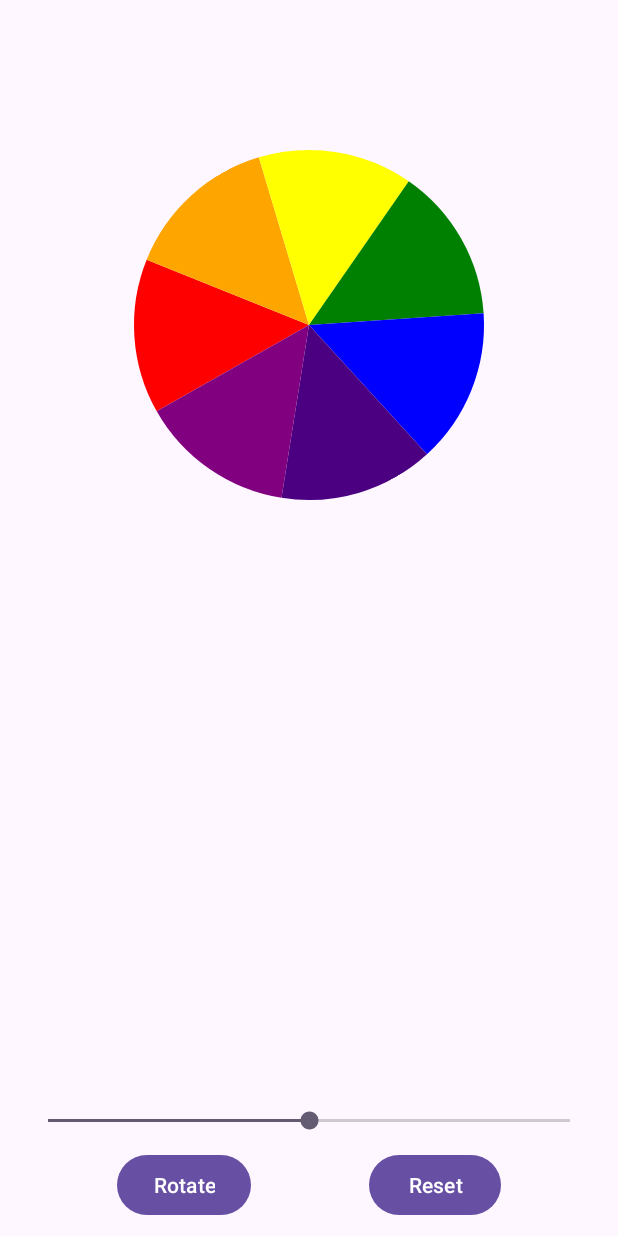
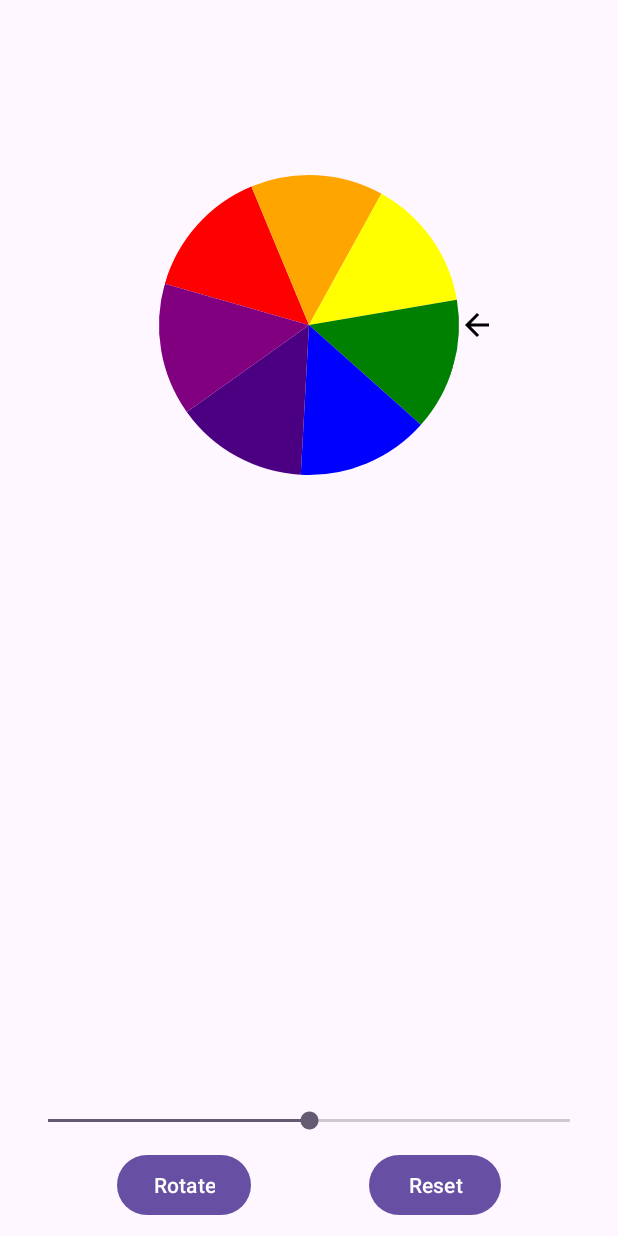
Before and after one commit to paveltinnik/Mdrum, an Android app: the screen it shows after launch (MainActivity), after a tap on "Rotate", on a phone screen of 412 x 824 dp. Run offline under Robolectric (Android 15) with nearby library versions, the phone set to English and light mode, and no system bars.

```diff
--- a/app/src/main/java/com/example/mdrum/RainbowDrumView.kt
+++ b/app/src/main/java/com/example/mdrum/RainbowDrumView.kt
@@ -47,46 +47,47 @@ class RainbowDrumView @JvmOverloads constructor(
     }
 
     fun rotateDrum() {
-        endDeg = (random.nextInt(360) + 360/7).toFloat()
+        endDeg = (random.nextInt(360) + 360).toFloat()
         val rotationAnimator = ObjectAnimator.ofFloat(this, "rotation", startDeg, endDeg)
         startDeg = endDeg
         rotationAnimator.duration = 1000 // Продолжительность анимации в миллисекундах
+        rotationAnimator.repeatCount = 2
         rotationAnimator.start()
     }
 
     fun rotateDrumRandomly() {
-        val rotationDuration = getRandomDuration()
-        val rotationAngle = getRandomAngle()
+        endDeg = (random.nextInt(360)).toFloat()
+        val rotationAnimator = ObjectAnimator.ofFloat(this, "rotation", startDeg, endDeg)
+        rotationAnimator.duration = 1000 // Продолжительность анимации в миллисекундах
 
-        val rotationAnimator = ObjectAnimator.ofFloat(this, "rotation", 0f, rotationAngle)
-        rotationAnimator.duration = rotationDuration
-
-        rotationAnimator.addListener(object : Animator.AnimatorListener {
-
-            override fun onAnimationStart(p0: Animator) {
-                TODO("Not yet implemented")
-            }
-
-            override fun onAnimationEnd(animation: Animator) {
-                // Получение угла поворота барабана
-                val rotation = this@RainbowDrumView.rotation % 360
-
-                // Определение цвета по углу поворота
-                val segmentAngle = 360f / colors.size
-                val segmentIndex = (rotation / segmentAngle).toInt()
-                val topSegmentColor = colors[segmentIndex]
-
-                // Вызов слушателя с цветом верхнего сегмента
-                animationListener?.onAnimationEnd(animation)
-//                animationListener?.onAnimationEndWithColor(topSegmentColor)
-            }
-
-            override fun onAnimationCancel(p0: Animator) {}
-
-            override fun onAnimationRepeat(p0: Animator) {}
-        })
+//        rotationAnimator.addListener(object : Animator.AnimatorListener {
+//
+//            override fun onAnimationStart(p0: Animator) {
+//                TODO("Not yet implemented")
+//            }
+//
+//            override fun onAnimationEnd(animation: Animator) {
+////                // Получение угла поворота барабана
+////                val rotation = this@RainbowDrumView.rotation % 360
+////
+////                // Определение цвета по углу поворота
+////                val segmentAngle = 360f / colors.size
+////                val segmentIndex = (rotation / segmentAngle).toInt()
+////                val topSegmentColor = colors[segmentIndex]
+////
+////                // Вызов слушателя с цветом верхнего сегмента
+////                animationListener?.onAnimationEnd(animation)
+//////                animationListener?.onAnimationEndWithColor(topSegmentColor)
+//            }
+//
+//            override fun onAnimationCancel(p0: Animator) {}
+//
+//            override fun onAnimationRepeat(p0: Animator) {}
+//        })
 
         rotationAnimator.start()
+
+
     }
 
     private fun getRandomDuration(): Long {
--- /dev/null
+++ b/app/src/main/res/drawable/icon_arrow.xml
@@ -0,0 +1,5 @@
+<vector android:autoMirrored="true" android:height="24dp"
+    android:tint="#000000" android:viewportHeight="24"
+    android:viewportWidth="24" android:width="24dp" xmlns:android="http://schemas.android.com/apk/res/android">
+    <path android:fillColor="@android:color/white" android:pathData="M20,11H7.83l5.59,-5.59L12,4l-8,8 8,8 1.41,-1.41L7.83,13H20v-2z"/>
+</vector>
--- a/app/src/main/res/layout/activity_main.xml
+++ b/app/src/main/res/layout/activity_main.xml
@@ -1,6 +1,5 @@
 <?xml version="1.0" encoding="utf-8"?>
-<androidx.constraintlayout.widget.ConstraintLayout
-    xmlns:android="http://schemas.android.com/apk/res/android"
+<androidx.constraintlayout.widget.ConstraintLayout xmlns:android="http://schemas.android.com/apk/res/android"
     xmlns:app="http://schemas.android.com/apk/res-auto"
     xmlns:tools="http://schemas.android.com/tools"
     android:layout_width="match_parent"
@@ -9,12 +8,21 @@
 
     <com.example.mdrum.RainbowDrumView
         android:id="@+id/rainbowDrumView"
-        android:layout_width="match_parent"
+        android:layout_width="200dp"
         android:layout_height="200dp"
         android:layout_marginTop="100dp"
         app:layout_constraintEnd_toEndOf="parent"
         app:layout_constraintStart_toStartOf="parent"
         app:layout_constraintTop_toTopOf="parent" />
+
+    <ImageView
+        android:id="@+id/icon"
+        android:layout_width="wrap_content"
+        android:layout_height="wrap_content"
+        android:src="@drawable/icon_arrow"
+        app:layout_constraintBottom_toBottomOf="@+id/rainbowDrumView"
+        app:layout_constraintStart_toEndOf="@+id/rainbowDrumView"
+        app:layout_constraintTop_toTopOf="@+id/rainbowDrumView" />
 
     <SeekBar
         android:id="@+id/seekBar"
@@ -22,19 +30,18 @@
         android:layout_height="wrap_content"
         android:layout_marginStart="16dp"
         android:layout_marginEnd="16dp"
+        android:layout_marginBottom="10dp"
         android:max="100"
-        android:layout_marginBottom="10dp"
         app:layout_constraintBottom_toTopOf="@id/button_rotate"
         app:layout_constraintEnd_toEndOf="parent"
-        app:layout_constraintStart_toStartOf="parent"
-         />
+        app:layout_constraintStart_toStartOf="parent" />
 
     <Button
         android:id="@+id/button_rotate"
         android:layout_width="wrap_content"
         android:layout_height="wrap_content"
+        android:layout_marginBottom="10dp"
         android:onClick="onRotateButtonClick"
-        android:layout_marginBottom="10dp"
         android:text="Rotate"
         app:layout_constraintBottom_toBottomOf="parent"
         app:layout_constraintEnd_toStartOf="@id/button_reset"
```
Also changed, not shown: app/src/main/java/com/example/mdrum/TestView.kt (+6 -8 lines).
